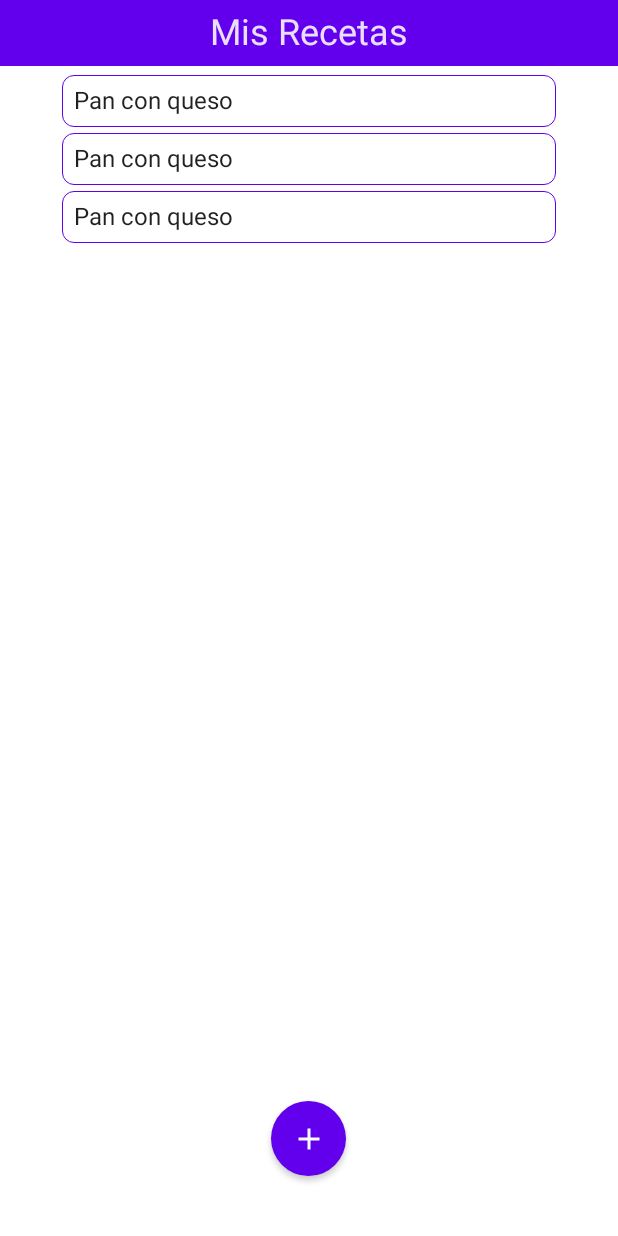
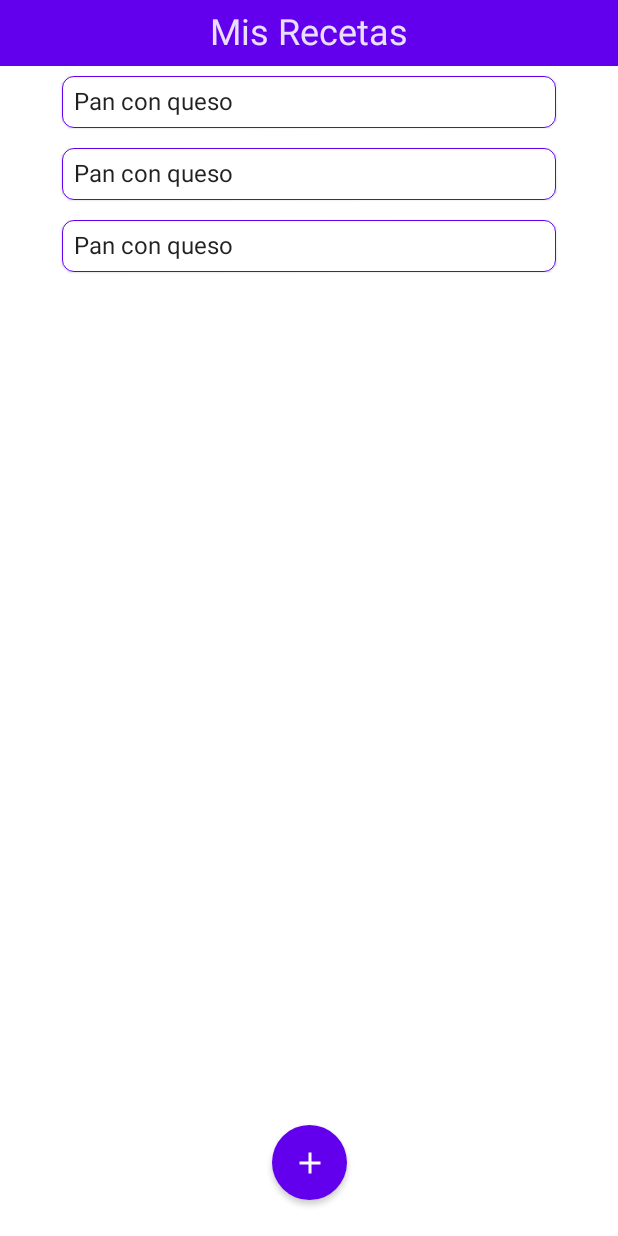
Before and after one commit to DaniloEspinoza96/recipes-client, an Android app built with Jetpack Compose: the screen it shows after launch (MainActivity), on a phone screen of 412 x 824 dp. Run offline under Robolectric (Android 15) with nearby library versions, the phone set to English and light mode, and no system bars.

```diff
--- a/app/build.gradle
+++ b/app/build.gradle
@@ -61,10 +61,13 @@ dependencies {
     androidTestImplementation "androidx.compose.ui:ui-test-junit4:$compose_version"
     debugImplementation "androidx.compose.ui:ui-tooling:$compose_version"
 
-    // Room
-    implementation "androidx.room:room-runtime:$version_room"
-    kapt "androidx.room:room-compiler:$version_room"
-    implementation "androidx.lifecycle:lifecycle-extensions:$version_lifecycle_extensions"
-    implementation "androidx.room:room-ktx:$version_room"
+//    // Room
+//    implementation "androidx.room:room-runtime:$version_room"
+//    kapt "androidx.room:room-compiler:$version_room"
+//    implementation "androidx.lifecycle:lifecycle-extensions:$version_lifecycle_extensions"
+//    implementation "androidx.room:room-ktx:$version_room"
+
+    // Navigation
+    implementation("androidx.navigation:navigation-compose:$nav_version")
 
 }
--- a/app/src/main/java/com/example/recipesapp/MainActivity.kt
+++ b/app/src/main/java/com/example/recipesapp/MainActivity.kt
@@ -5,40 +5,49 @@ import androidx.activity.ComponentActivity
 import androidx.activity.compose.setContent
 import androidx.compose.foundation.layout.fillMaxSize
 import androidx.compose.material.MaterialTheme
+import androidx.compose.material.Scaffold
 import androidx.compose.material.Surface
 import androidx.compose.runtime.Composable
 import androidx.compose.ui.Modifier
 import androidx.compose.ui.tooling.preview.Preview
-import com.example.recipesapp.data.mockRecipes
-import com.example.recipesapp.layouts.Home
+import androidx.navigation.compose.currentBackStackEntryAsState
+import androidx.navigation.compose.rememberNavController
+import com.example.recipesapp.components.Header
 import com.example.recipesapp.ui.theme.RecipesAppTheme
 
 class MainActivity : ComponentActivity() {
     override fun onCreate(savedInstanceState: Bundle?) {
         super.onCreate(savedInstanceState)
         setContent {
-            RecipesAppTheme {
-                // A surface container using the 'background' color from the theme
-                Surface(
-                    modifier = Modifier.fillMaxSize(),
-                    color = MaterialTheme.colors.background
-                ) {
-                    MainActivityScreen()
-                }
+            RecipesApp()
+        }
+    }
+}
+
+@Composable
+fun RecipesApp() {
+    RecipesAppTheme {
+        val navController = rememberNavController()
+        val backStackEntry = navController.currentBackStackEntryAsState()
+        val currentScreen = Screen.fromRoute(
+            backStackEntry.value?.destination?.route
+        )
+
+        Surface(
+            modifier = Modifier.fillMaxSize(),
+            color = MaterialTheme.colors.background
+        ) {
+            Scaffold(
+                topBar = { Header(title = currentScreen.title) }
+            ) {
+                MainNavHost(navController)
             }
         }
     }
 }
 
-@Composable
-fun MainActivityScreen() {
-    Home(mockRecipes)
-}
-
 @Preview(showBackground = true)
 @Composable
 fun DefaultPreview() {
-    RecipesAppTheme {
-        MainActivityScreen()
-    }
+    RecipesApp()
 }
--- /dev/null
+++ b/app/src/main/java/com/example/recipesapp/MainNavHost.kt
@@ -0,0 +1,24 @@
+package com.example.recipesapp
+
+import androidx.compose.runtime.Composable
+import androidx.navigation.NavHostController
+import androidx.navigation.compose.NavHost
+import androidx.navigation.compose.composable
+import com.example.recipesapp.data.mockRecipes
+import com.example.recipesapp.layouts.Home
+
+@Composable
+fun MainNavHost(
+    navController: NavHostController,
+) {
+    NavHost(
+        navController = navController,
+        startDestination = Screen.Home.name) {
+        composable(Screen.Home.name) {
+            Home(recipes = mockRecipes)
+        }
+        composable(Screen.CreateRecipe.name) {
+
+        }
+    }
+}
--- /dev/null
+++ b/app/src/main/java/com/example/recipesapp/Screen.kt
@@ -0,0 +1,22 @@
+package com.example.recipesapp
+
+enum class Screen(
+    val title: String = ""
+) {
+    Home(
+        title = "Mis Recetas"
+    ),
+    CreateRecipe(
+        title = "Agregar Receta"
+    );
+
+    companion object {
+        fun fromRoute(route: String?): Screen =
+            when (route?.substringBefore("/")) {
+                Home.name -> Home
+                CreateRecipe.name -> CreateRecipe
+                null -> Home
+                else -> throw IllegalArgumentException("Route $route is not a valid destination")
+            }
+    }
+}
--- a/app/src/main/java/com/example/recipesapp/components/FAB.kt
+++ b/app/src/main/java/com/example/recipesapp/components/FAB.kt
@@ -13,11 +13,11 @@ import androidx.compose.ui.Modifier
 import androidx.compose.ui.unit.dp
 
 @Composable
-fun FloatingActionButton() {
+fun FloatingActionButton(modifier: Modifier) {
     Button(
         onClick = { /*TODO*/ },
         shape = CircleShape,
-        modifier = Modifier
+        modifier = modifier
             .padding(24.dp)
             .size(50.dp),
         contentPadding = PaddingValues(0.dp)
--- a/app/src/main/java/com/example/recipesapp/components/ItemRecipe.kt
+++ b/app/src/main/java/com/example/recipesapp/components/ItemRecipe.kt
@@ -1,43 +1,39 @@
 package com.example.recipesapp.components
 
-import android.graphics.drawable.shapes.Shape
+import androidx.compose.foundation.BorderStroke
 import androidx.compose.foundation.border
 import androidx.compose.foundation.clickable
 import androidx.compose.foundation.layout.fillMaxWidth
 import androidx.compose.foundation.layout.padding
 import androidx.compose.foundation.shape.RoundedCornerShape
+import androidx.compose.material.Card
+import androidx.compose.material.ExperimentalMaterialApi
 import androidx.compose.material.MaterialTheme
-import androidx.compose.material.Surface
 import androidx.compose.material.Text
 import androidx.compose.runtime.Composable
 import androidx.compose.ui.Modifier
-import androidx.compose.ui.graphics.Brush
 import androidx.compose.ui.tooling.preview.Preview
 import androidx.compose.ui.unit.Dp
 import androidx.compose.ui.unit.dp
 import com.example.recipesapp.data.Recipe
 import com.example.recipesapp.data.mockRecipe
 
+@OptIn(ExperimentalMaterialApi::class)
 @Composable
 fun ItemRecipe(
     recipe: Recipe,
 ) {
-    Surface(
+    Card(
+        shape = RoundedCornerShape(8.dp),
         modifier = Modifier
-            .clickable { /* TODO */ }
-            .fillMaxWidth(.8f)
+            .fillMaxWidth(.8f),
+        onClick = { /* TODO */ },
+        border = BorderStroke(Dp.Hairline, color = MaterialTheme.colors.primary)
     ) {
         Text(
             text = recipe.name,
             style = MaterialTheme.typography.body1,
-            modifier = Modifier
-                .padding(vertical = 2.dp)
-                .border(
-                    width = Dp.Hairline,
-                    color = MaterialTheme.colors.primary,
-                    shape = RoundedCornerShape(8.dp)
-                )
-                .padding(all = 8.dp)
+            modifier = Modifier.padding(8.dp)
             )
     }
 }
--- /dev/null
+++ b/app/src/main/java/com/example/recipesapp/components/RecipesList.kt
@@ -0,0 +1,17 @@
+package com.example.recipesapp.components
+
+import androidx.compose.foundation.lazy.LazyColumn
+import androidx.compose.foundation.lazy.items
+import androidx.compose.runtime.Composable
+import com.example.recipesapp.data.Recipe
+
+@Composable
+fun RecipesList(recipes: List<Recipe>) {
+    LazyColumn {
+        items(items = recipes) { recipe ->
+            ItemRecipe(
+                recipe = recipe,
+            )
+        }
+    }
+}
--- /dev/null
+++ b/app/src/main/java/com/example/recipesapp/layouts/CreateRecipe.kt
@@ -0,0 +1,8 @@
+package com.example.recipesapp.layouts
+
+import androidx.compose.runtime.Composable
+
+@Composable
+fun CreateRecipe() {
+
+}
--- a/app/src/main/java/com/example/recipesapp/layouts/Home.kt
+++ b/app/src/main/java/com/example/recipesapp/layouts/Home.kt
@@ -1,20 +1,19 @@
 package com.example.recipesapp.layouts
 
-import androidx.compose.foundation.layout.*
+import androidx.compose.foundation.layout.Box
+import androidx.compose.foundation.layout.Spacer
+import androidx.compose.foundation.layout.fillMaxSize
+import androidx.compose.foundation.layout.padding
 import androidx.compose.foundation.lazy.LazyColumn
 import androidx.compose.foundation.lazy.items
-import androidx.compose.foundation.shape.CircleShape
-import androidx.compose.material.*
-import androidx.compose.material.icons.Icons
-import androidx.compose.material.icons.filled.Add
 import androidx.compose.runtime.Composable
 import androidx.compose.ui.Alignment
 import androidx.compose.ui.Modifier
 import androidx.compose.ui.tooling.preview.Preview
 import androidx.compose.ui.unit.dp
 import com.example.recipesapp.components.FloatingActionButton
-import com.example.recipesapp.components.Header
 import com.example.recipesapp.components.ItemRecipe
+import com.example.recipesapp.components.RecipesList
 import com.example.recipesapp.data.Recipe
 import com.example.recipesapp.data.mockRecipes
 
@@ -22,24 +21,14 @@ import com.example.recipesapp.data.mockRecipes
 fun Home(
     recipes: List<Recipe>
 ) {
-    Scaffold(
-        topBar = { Header(title = "Mis Recetas") },
-        floatingActionButton = { FloatingActionButton() },
-        floatingActionButtonPosition = FabPosition.Center
+    Box(
+        modifier = Modifier
+            .fillMaxSize(),
+        contentAlignment = Alignment.TopCenter
     ) {
-        Column(
-            modifier = Modifier.fillMaxWidth(1f),
-            horizontalAlignment = Alignment.CenterHorizontally
-        ) {
-            Spacer(modifier = Modifier.padding(top = 4.dp))
-            LazyColumn {
-                items(items = recipes) { recipe ->
-                    ItemRecipe(
-                        recipe = recipe,
-                    )
-                }
-            }
-        }
+        Spacer(modifier = Modifier.padding(top = 4.dp))
+        RecipesList(recipes)
+        FloatingActionButton(modifier = Modifier.align(Alignment.BottomCenter))
     }
 }
 
--- a/build.gradle
+++ b/build.gradle
@@ -3,6 +3,7 @@ buildscript {
         compose_version = '1.1.1'
         version_lifecycle_extensions = '2.2.0'
         version_room = '2.2.6'
+        nav_version = '2.4.1'
     }
 }// Top-level build file where you can add configuration options common to all sub-projects/modules.
 plugins {
```
